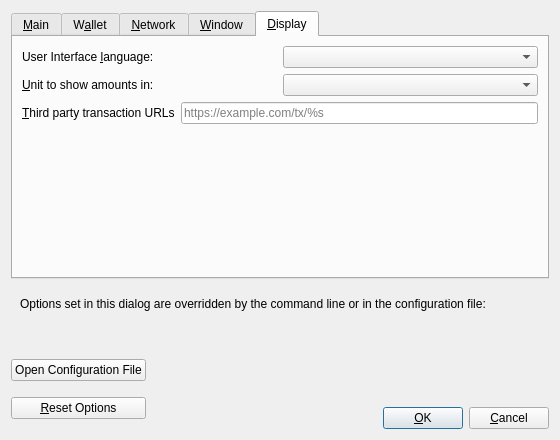
Above: src/qt/forms/optionsdialog.ui from koh-gt/ferrite-core before the change. Below: the same form after it.
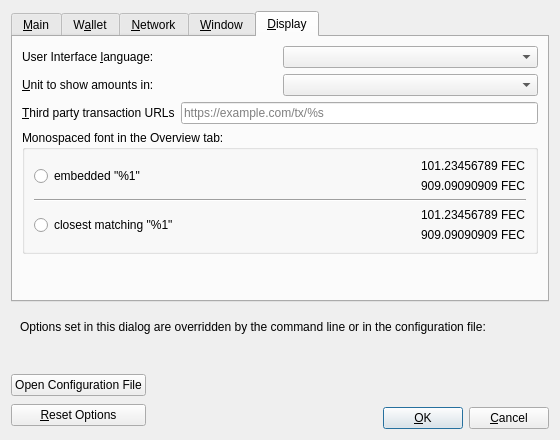
That is the form after the change. The open tabs and pages were chosen to show the change. Custom widgets are drawn as their Qt base class.

What changed in the file:
```diff
--- a/src/qt/forms/optionsdialog.ui
+++ b/src/qt/forms/optionsdialog.ui
@@ -699,6 +699,106 @@
          </item>
         </layout>
        </item>
+       <item>
+        <widget class="QGroupBox" name="font_groupBox">
+         <property name="title">
+          <string>Monospaced font in the Overview tab:</string>
+         </property>
+         <layout class="QVBoxLayout" name="font_verticalLayout">
+          <item>
+           <layout class="QHBoxLayout" name="embeddedFont_horizontalLayout">
+            <item>
+             <widget class="QRadioButton" name="embeddedFont_radioButton">
+              <property name="text">
+               <string>embedded &quot;%1&quot;</string>
+              </property>
+             </widget>
+            </item>
+            <item>
+             <spacer name="embeddedFont_horizontalSpacer">
+              <property name="orientation">
+               <enum>Qt::Horizontal</enum>
+              </property>
+              <property name="sizeHint" stdset="0">
+               <size>
+                <width>40</width>
+                <height>20</height>
+               </size>
+              </property>
+             </spacer>
+            </item>
+            <item>
+             <layout class="QVBoxLayout" name="embeddedFont_verticalLayout">
+              <item>
+               <widget class="QLabel" name="embeddedFont_label_1">
+                <property name="text">
+                 <string>101.23456789 FEC</string>
+                </property>
+               </widget>
+              </item>
+              <item>
+               <widget class="QLabel" name="embeddedFont_label_9">
+                <property name="text">
+                 <string>909.09090909 FEC</string>
+                </property>
+               </widget>
+              </item>
+             </layout>
+            </item>
+           </layout>
+          </item>
+          <item>
+           <widget class="Line" name="font_line">
+            <property name="orientation">
+             <enum>Qt::Horizontal</enum>
+            </property>
+           </widget>
+          </item>
+          <item>
+           <layout class="QHBoxLayout" name="systemFont_horizontalLayout">
+            <item>
+             <widget class="QRadioButton" name="systemFont_radioButton">
+              <property name="text">
+               <string>closest matching &quot;%1&quot;</string>
+              </property>
+             </widget>
+            </item>
+            <item>
+             <spacer name="systemFont_horizontalSpacer">
+              <property name="orientation">
+               <enum>Qt::Horizontal</enum>
+              </property>
+              <property name="sizeHint" stdset="0">
+               <size>
+                <width>40</width>
+                <height>20</height>
+               </size>
+              </property>
+             </spacer>
+            </item>
+            <item>
+             <layout class="QVBoxLayout" name="systemFont_verticalLayout">
+              <item>
+               <widget class="QLabel" name="systemFont_label_1">
+                <property name="text">
+                 <string>101.23456789 FEC</string>
+                </property>
+               </widget>
+              </item>
+              <item>
+               <widget class="QLabel" name="systemFont_label_9">
+                <property name="text">
+                 <string>909.09090909 FEC</string>
+                </property>
+               </widget>
+              </item>
+             </layout>
+            </item>
+           </layout>
+          </item>
+         </layout>
+        </widget>
+       </item>
        <item>
         <spacer name="verticalSpacer_Display">
          <property name="orientation">
```
